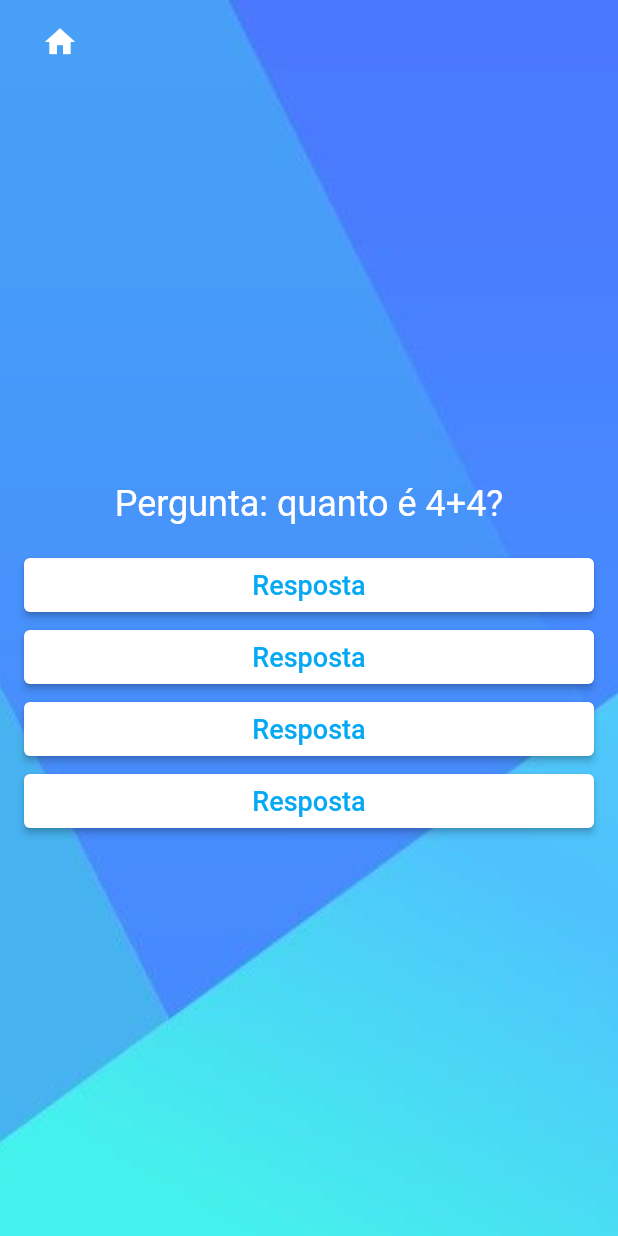
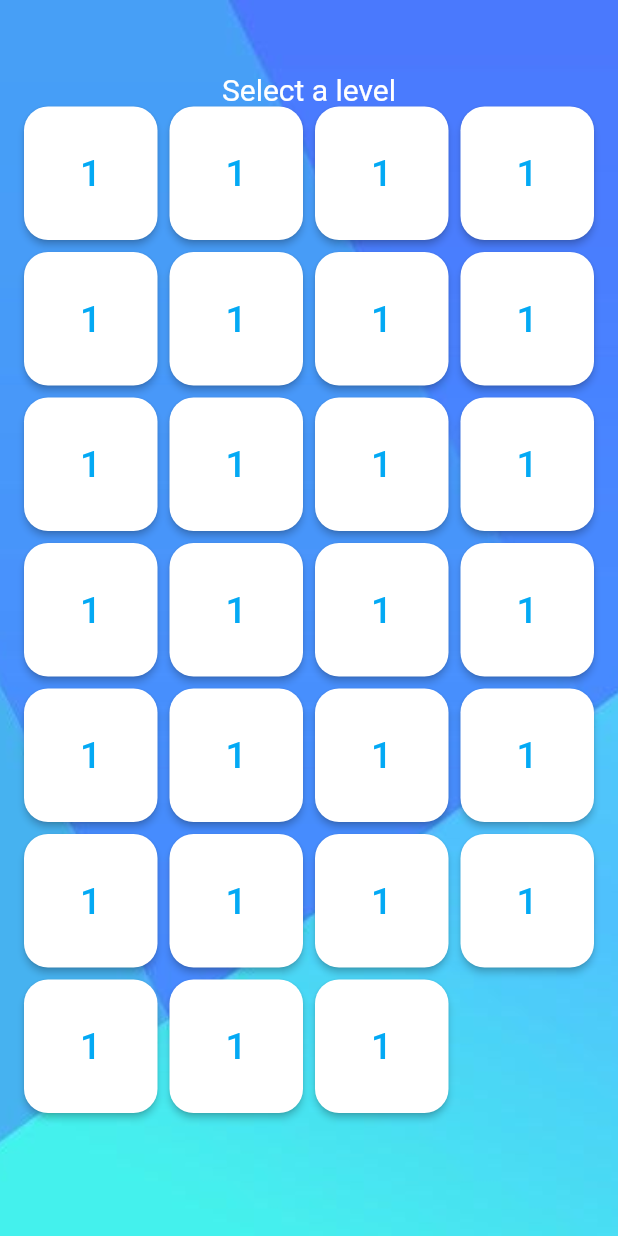
Before and after one commit to brenomacedo/quizz, a Flutter app: the screen it shows after launch, on a phone screen of 412 x 824 dp. Run offline on Flutter 3.47's test engine with Material 2 defaults, Android fonts, the light colour scheme and no system bars.

Commit message:
select_level_screen

```diff
--- a/lib/main.dart
+++ b/lib/main.dart
@@ -1,6 +1,5 @@
 import 'package:flutter/material.dart';
-import 'package:quizz/screens/home/home.dart';
-import 'package:quizz/screens/question/question_screen.dart';
+import 'package:quizz/screens/select_level/select_level_screen.dart';
 
 void main() {
   runApp(MyApp());
@@ -12,7 +11,7 @@ class MyApp extends StatelessWidget {
   Widget build(BuildContext context) {
     return MaterialApp(
       title: 'QuizZ',
-      home: QuestionScreen(),
+      home: SelectLevelScreen(),
     );
   }
 
--- /dev/null
+++ b/lib/screens/select_level/compoents/select_level.dart
@@ -0,0 +1,23 @@
+import 'package:flutter/material.dart';
+
+class SelectLevel extends StatelessWidget {
+
+  final int level;
+
+  SelectLevel({ this.level });
+
+  @override
+  Widget build(BuildContext context) {
+    return ElevatedButton(
+      child: Text('1', style: TextStyle(
+        color: Colors.lightBlue,
+        fontSize: 25
+      )),
+      style: ButtonStyle(
+        shape: MaterialStateProperty.all(RoundedRectangleBorder(borderRadius: BorderRadius.circular(16))),
+        backgroundColor: MaterialStateProperty.all(Colors.white)
+      ),
+      onPressed: () {},
+    );
+  }
+}
--- /dev/null
+++ b/lib/screens/select_level/select_level_screen.dart
@@ -0,0 +1,76 @@
+import 'package:flutter/material.dart';
+import 'package:quizz/screens/select_level/compoents/select_level.dart';
+
+class SelectLevelScreen extends StatelessWidget {
+  @override
+  Widget build(BuildContext context) {
+    return Stack(
+      children: [
+        Container(
+          decoration: BoxDecoration(
+            image: DecorationImage(
+              image: AssetImage('images/bg.png'),
+              fit: BoxFit.cover
+            )
+          ),
+        ),
+        Scaffold(
+          body: Padding(
+            padding: EdgeInsets.fromLTRB(16, 48, 16, 16),
+            child: Column(
+              mainAxisAlignment: MainAxisAlignment.center,
+              crossAxisAlignment: CrossAxisAlignment.stretch,
+              children: [
+                Text('Select a level', style: TextStyle(
+                  color: Colors.white,
+                  fontSize: 20
+                ), textAlign: TextAlign.center),
+                Expanded(
+                  child: GridView(
+                    children: [
+                      SelectLevel(level: 1),
+                      SelectLevel(level: 1),
+                      SelectLevel(level: 1),
+                      SelectLevel(level: 1),
+                      SelectLevel(level: 1),
+                      SelectLevel(level: 1),
+                      SelectLevel(level: 1),
+                      SelectLevel(level: 1),
+                      SelectLevel(level: 1),
+                      SelectLevel(level: 1),
+                      SelectLevel(level: 1),
+                      SelectLevel(level: 1),
+                      SelectLevel(level: 1),
+                      SelectLevel(level: 1),
+                      SelectLevel(level: 1),
+                      SelectLevel(level: 1),
+                      SelectLevel(level: 1),
+                      SelectLevel(level: 1),
+                      SelectLevel(level: 1),
+                      SelectLevel(level: 1),
+                      SelectLevel(level: 1),
+                      SelectLevel(level: 1),
+                      SelectLevel(level: 1),
+                      SelectLevel(level: 1),
+                      SelectLevel(level: 1),
+                      SelectLevel(level: 1),
+                      SelectLevel(level: 1),
+                    ],
+                    gridDelegate: SliverGridDelegateWithFixedCrossAxisCount(
+                      childAspectRatio: 1,
+                      crossAxisCount: 4,
+                      crossAxisSpacing: 8,
+                      mainAxisSpacing: 8
+                    ),
+                  )
+                )
+              ],
+            ),
+          ),
+          backgroundColor: Colors.transparent,
+        ),
+
+      ],
+    );
+  }
+}
```
